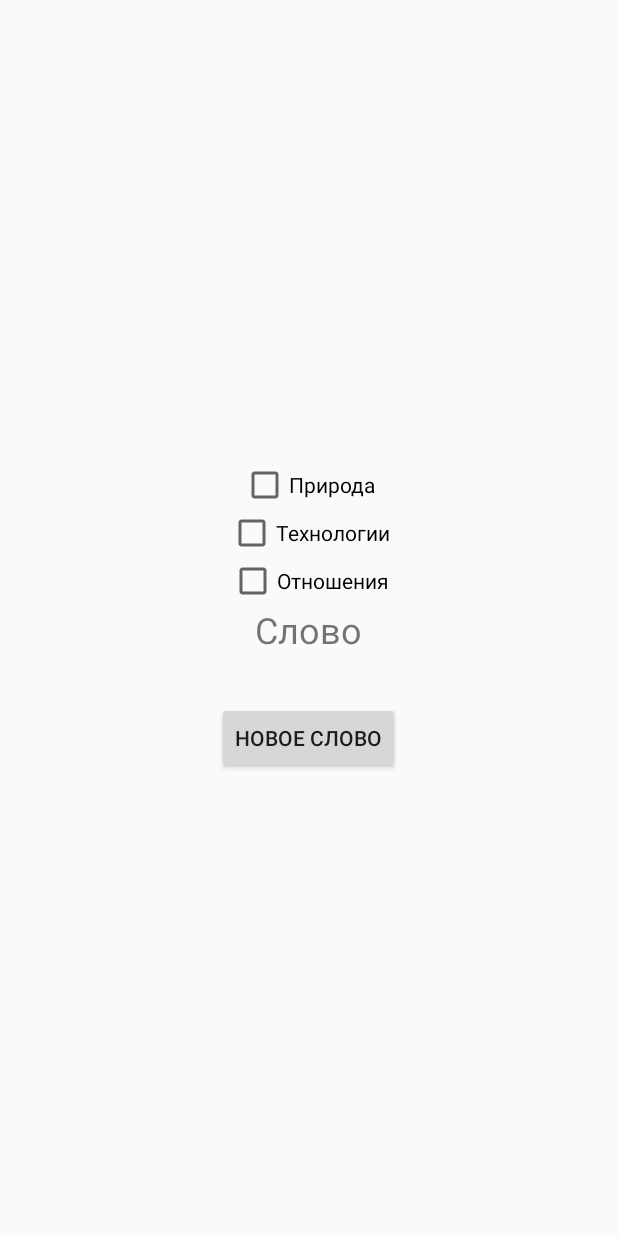
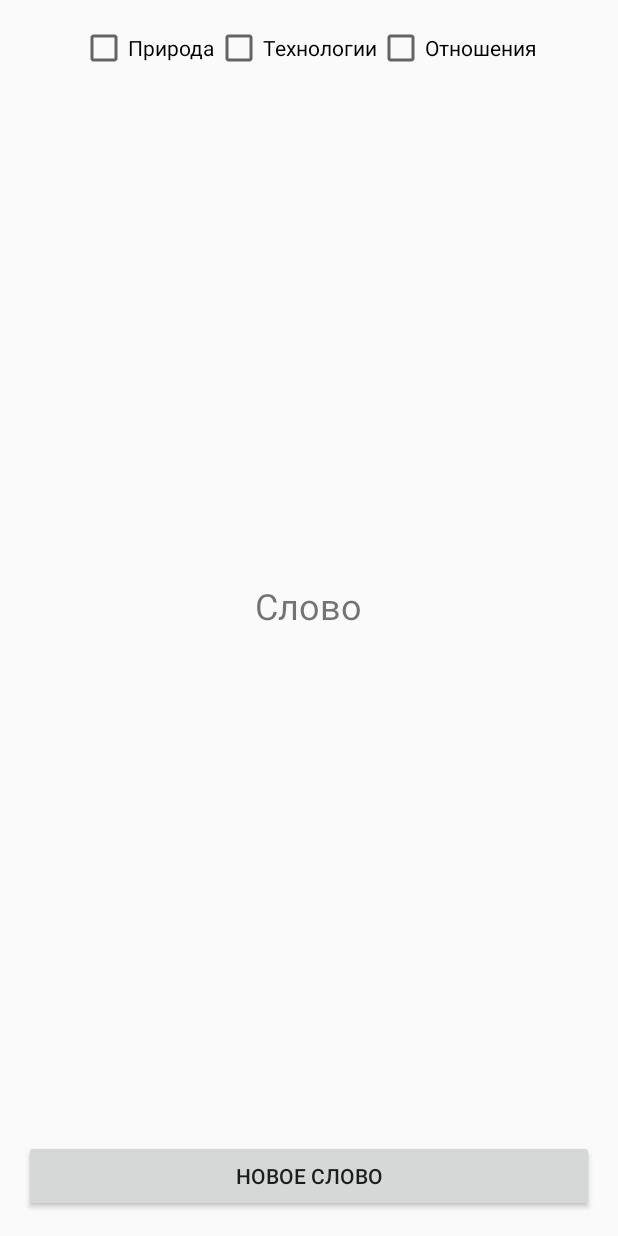
Before and after one commit to AlekseySapi/RandomWord, an Android app built with Jetpack Compose: the layout activity_main.xml on its own in the app's theme, with its tools: preview values and no code run, on a phone screen of 412 x 824 dp. Run offline under Robolectric (Android 15) with nearby library versions, the light colour scheme and no system bars.

Commit message:
Добавил тумблеры со списками слов и использовал View Binding

```diff
--- a/app/src/main/res/layout/activity_main.xml
+++ b/app/src/main/res/layout/activity_main.xml
@@ -1,43 +1,63 @@
-<?xml version="1.0" encoding="utf-8"?>
-<LinearLayout xmlns:android="http://schemas.android.com/apk/res/android"
+<LinearLayout
+    xmlns:android="http://schemas.android.com/apk/res/android"
     android:layout_width="match_parent"
     android:layout_height="match_parent"
     android:orientation="vertical"
-    android:gravity="center"
     android:padding="16dp">
 
+    <!-- Тумблеры категорий -->
+    <LinearLayout
+        android:id="@+id/categoryToggles"
+        android:layout_width="match_parent"
+        android:layout_height="wrap_content"
+        android:orientation="horizontal"
+        android:gravity="center_horizontal"
+        android:layout_marginBottom="16dp">
+
         <CheckBox
-        android:id="@+id/checkBoxNature"
+            android:id="@+id/toggleNature"
             android:layout_width="wrap_content"
             android:layout_height="wrap_content"
-        android:text="Природа" />
+            android:text="@string/tgNature"/>
 
         <CheckBox
-        android:id="@+id/checkBoxTech"
+            android:id="@+id/toggleTechnology"
             android:layout_width="wrap_content"
             android:layout_height="wrap_content"
-        android:text="Технологии" />
+            android:text="@string/tgTechnology"/>
 
         <CheckBox
-        android:id="@+id/checkBoxRelations"
+            android:id="@+id/toggleRelationships"
             android:layout_width="wrap_content"
             android:layout_height="wrap_content"
-        android:text="Отношения" />
+            android:text="@string/tgRelationships"/>
+    </LinearLayout>
 
+    <View
+        android:layout_width="match_parent"
+        android:layout_height="0dp"
+        android:layout_weight="1"/>
+
+    <!-- Текстовое поле для отображения случайного слова -->
     <TextView
-        android:id="@+id/randomWordTextView"
+        android:id="@+id/randomWordText"
         android:layout_width="wrap_content"
         android:layout_height="wrap_content"
+        android:layout_gravity="center"
+        android:textSize="24sp"
         android:text="@string/randomWord"
-        android:textSize="24sp"
-        android:gravity="center"
-        android:layout_marginBottom="32dp" />
+        android:layout_marginBottom="16dp"/>
 
+    <!-- Промежуточное пространство -->
+    <View
+        android:layout_width="match_parent"
+        android:layout_height="0dp"
+        android:layout_weight="1"/>
+
+    <!-- Кнопка генерации случайного слова -->
     <Button
-        android:id="@+id/generateButton"
-        android:layout_width="wrap_content"
+        android:id="@+id/generateWordButton"
+        android:layout_width="match_parent"
         android:layout_height="wrap_content"
-        android:text="@string/genWord" />
-
-
+        android:text="@string/genWord"/>
 </LinearLayout>
--- a/app/src/main/res/values/strings.xml
+++ b/app/src/main/res/values/strings.xml
@@ -2,4 +2,7 @@
     <string name="app_name">RandomWord</string>
     <string name="genWord">Новое слово</string>
     <string name="randomWord">Слово</string>
+    <string name="tgNature">Природа</string>
+    <string name="tgTechnology">Технологии</string>
+    <string name="tgRelationships">Отношения</string>
 </resources>
--- a/gradle/libs.versions.toml
+++ b/gradle/libs.versions.toml
@@ -9,6 +9,7 @@ lifecycleRuntimeKtx = "2.6.1"
 activityCompose = "1.7.0"
 composeBom = "2023.08.00"
 constraintlayout = "2.2.0"
+appcompat = "1.7.0"
 
 [libraries]
 androidx-core-ktx = { group = "androidx.core", name = "core-ktx", version.ref = "coreKtx" }
@@ -26,6 +27,7 @@ androidx-ui-test-manifest = { group = "androidx.compose.ui", name = "ui-test-man
 androidx-ui-test-junit4 = { group = "androidx.compose.ui", name = "ui-test-junit4" }
 androidx-material3 = { group = "androidx.compose.material3", name = "material3" }
 androidx-constraintlayout = { group = "androidx.constraintlayout", name = "constraintlayout", version.ref = "constraintlayout" }
+androidx-appcompat = { group = "androidx.appcompat", name = "appcompat", version.ref = "appcompat" }
 
 [plugins]
 androidApplication = { id = "com.android.application", version.ref = "agp" }
```
Also changed, not shown: app/build.gradle.kts (+7 -0 lines), app/src/main/java/ru/sapiapps/randomword/MainActivity.kt (+50 -55 lines). Lines whose indentation alone changed are shown as unchanged.
